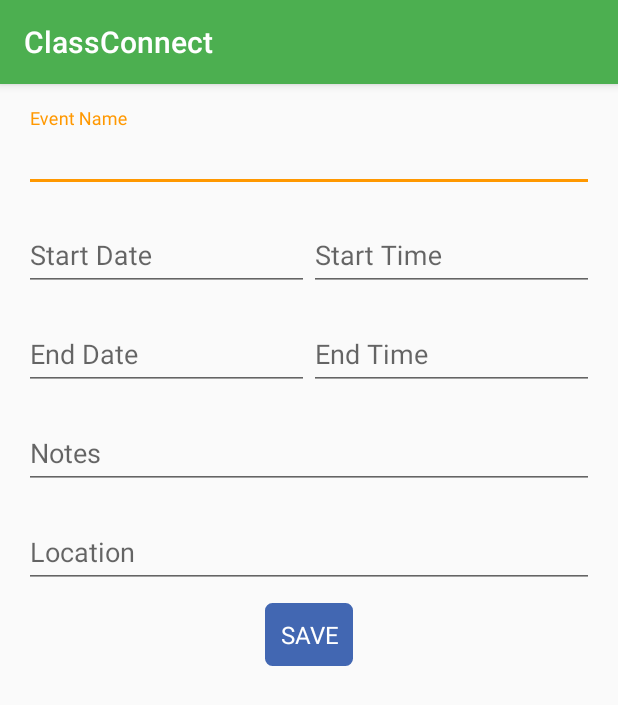
After one commit to class-connect/ClassConnect, an Android app: the NewEventActivity screen opened directly, with no data from a screen before it, on a phone screen of 412 x 824 dp. The commit adds this screen. Shown: the top 705 px of the screen. Run offline under Robolectric (Android 15) with nearby library versions, the phone set to English and light mode, and no system bars; our stand-ins replace ButterKnife; libraries missing offline, so code that uses them is left out: com.parse; 1 statement that could not run was skipped.

Commit message:
- Added new event activity - Temporarily created a menu item to test the new event activity - Integrated Google PlacePicker UI to get the address - Used TextInoutLayout to wrap all the edit text fields in new class, new student layouts

```diff
--- a/app/build.gradle
+++ b/app/build.gradle
@@ -53,4 +53,6 @@ dependencies {
     compile 'com.parse:parse-android:1.13.0'
     compile 'com.parse:parseinterceptors:0.0.2'
     compile 'uk.co.chrisjenx:calligraphy:2.2.0'
+    compile 'com.google.android.gms:play-services-maps:9.0.2'
+    compile 'com.google.android.gms:play-services-location:9.0.2'
 }
--- a/app/src/main/java/com/codepath/classconnect/ClassConnectApplication.java
+++ b/app/src/main/java/com/codepath/classconnect/ClassConnectApplication.java
@@ -3,6 +3,7 @@ package com.codepath.classconnect;
 import android.app.Application;
 
 import com.codepath.classconnect.models.AppUser;
+import com.codepath.classconnect.models.Event;
 import com.codepath.classconnect.models.Klass;
 import com.codepath.classconnect.models.KlassRegistration;
 import com.codepath.classconnect.models.Message;
@@ -24,6 +25,7 @@ public class ClassConnectApplication extends Application {
         ParseObject.registerSubclass(Klass.class);
         ParseObject.registerSubclass(Student.class);
         ParseObject.registerSubclass(Message.class);
+        ParseObject.registerSubclass(Event.class);
         ParseObject.registerSubclass(KlassRegistration.class);
 
         Parse.enableLocalDatastore(getApplicationContext());
--- a/app/src/main/java/com/codepath/classconnect/models/Klass.java
+++ b/app/src/main/java/com/codepath/classconnect/models/Klass.java
@@ -1,6 +1,7 @@
 package com.codepath.classconnect.models;
 
 import com.parse.FindCallback;
+import com.parse.GetCallback;
 import com.parse.ParseClassName;
 import com.parse.ParseObject;
 import com.parse.ParseQuery;
@@ -76,11 +77,10 @@ public class Klass extends ParseObject {
         return teacher != null ? teacher.getProfileUrl() : null;
     }
 
-    public static void findByObjectId(String objectId, FindCallback<Klass> callback) {
+    public static void findByObjectId(String objectId, GetCallback<Klass> callback) {
         ParseQuery<Klass> query = ParseQuery.getQuery(Klass.class);
-        query.whereEqualTo("objectId", objectId);
         query.include(KEY_TEACHER);
-        query.findInBackground(callback);
+        query.getInBackground(objectId, callback);
     }
 
     public static void findByCode(String code, FindCallback<Klass> callback) {
--- /dev/null
+++ b/app/src/main/res/layout/activity_new_event.xml
@@ -0,0 +1,170 @@
+<?xml version="1.0" encoding="utf-8"?>
+<RelativeLayout
+    xmlns:android="http://schemas.android.com/apk/res/android"
+    xmlns:tools="http://schemas.android.com/tools"
+    android:layout_width="match_parent"
+    android:layout_height="match_parent"
+    android:paddingBottom="@dimen/activity_vertical_margin"
+    android:paddingLeft="@dimen/activity_horizontal_margin"
+    android:paddingRight="@dimen/activity_horizontal_margin"
+    android:paddingTop="@dimen/activity_vertical_margin"
+    tools:context="com.codepath.classconnect.activities.NewEventActivity">
+
+    <android.support.design.widget.TextInputLayout
+        android:id="@+id/eventNameWrapper"
+        android:layout_width="wrap_content"
+        android:layout_height="wrap_content"
+        android:layout_alignParentEnd="true"
+        android:layout_alignParentLeft="true"
+        android:layout_alignParentRight="true"
+        android:layout_alignParentStart="true"
+        android:layout_alignParentTop="true"
+        android:layout_marginBottom="10dp"
+        android:hint="@string/hint_event_name"
+        >
+
+        <EditText
+            android:id="@+id/etEventName"
+            android:layout_width="match_parent"
+            android:layout_height="match_parent"
+            />
+    </android.support.design.widget.TextInputLayout>
+
+    <LinearLayout
+        android:id="@+id/llStart"
+        android:layout_width="match_parent"
+        android:layout_height="wrap_content"
+        android:layout_below="@+id/eventNameWrapper"
+        android:layout_marginBottom="10dp"
+        android:orientation="horizontal"
+        >
+
+        <android.support.design.widget.TextInputLayout
+            android:id="@+id/startDateWrapper"
+            android:layout_width="match_parent"
+            android:layout_height="wrap_content"
+            android:layout_weight="1"
+            android:hint="@string/hint_start_date"
+            >
+
+            <EditText
+                android:id="@+id/etStartDate"
+                android:layout_width="match_parent"
+                android:layout_height="match_parent"
+                android:inputType="date"
+                android:onClick="showDatePickerDialog"
+                />
+        </android.support.design.widget.TextInputLayout>
+
+        <android.support.design.widget.TextInputLayout
+            android:id="@+id/startTimeWrapper"
+            android:layout_width="match_parent"
+            android:layout_height="wrap_content"
+            android:layout_weight="1"
+            android:hint="@string/hint_start_time"
+            >
+
+            <EditText
+                android:id="@+id/etStartTime"
+                android:layout_width="match_parent"
+                android:layout_height="match_parent"
+                android:inputType="time"
+                />
+        </android.support.design.widget.TextInputLayout>
+    </LinearLayout>
+
+    <LinearLayout
+        android:id="@+id/llEnd"
+        android:layout_width="match_parent"
+        android:layout_height="wrap_content"
+        android:layout_below="@+id/llStart"
+        android:layout_marginBottom="10dp"
+        android:orientation="horizontal"
+        >
+
+        <android.support.design.widget.TextInputLayout
+            android:id="@+id/endDateWrapper"
+            android:layout_width="match_parent"
+            android:layout_height="wrap_content"
+            android:layout_weight="1"
+            android:hint="@string/hint_end_date"
+            >
+
+            <EditText
+                android:id="@+id/etEndDate"
+                android:layout_width="match_parent"
+                android:layout_height="match_parent"
+                android:inputType="date"
+                android:onClick="showDatePickerDialog"
+                />
+        </android.support.design.widget.TextInputLayout>
+
+        <android.support.design.widget.TextInputLayout
+            android:id="@+id/endTimeWrapper"
+            android:layout_width="match_parent"
+            android:layout_height="wrap_content"
+            android:layout_weight="1"
+            android:hint="@string/hint_end_time"
+            >
+
+            <EditText
+                android:id="@+id/etEndTime"
+                android:layout_width="match_parent"
+                android:layout_height="match_parent"
+                android:inputType="time"
+                />
+        </android.support.design.widget.TextInputLayout>
+    </LinearLayout>
+
+    <android.support.design.widget.TextInputLayout
+        android:id="@+id/notesWrapper"
+        android:layout_width="wrap_content"
+        android:layout_height="wrap_content"
+        android:layout_alignParentEnd="true"
+        android:layout_alignParentLeft="true"
+        android:layout_alignParentRight="true"
+        android:layout_alignParentStart="true"
+        android:layout_below="@+id/llEnd"
+        android:layout_marginBottom="10dp"
+        android:hint="@string/hint_notes"
+        >
+
+        <EditText
+            android:id="@+id/etNotes"
+            android:layout_width="match_parent"
+            android:layout_height="match_parent"
+            />
+    </android.support.design.widget.TextInputLayout>
+
+    <android.support.design.widget.TextInputLayout
+        android:id="@+id/locationWrapper"
+        android:layout_width="wrap_content"
+        android:layout_height="wrap_content"
+        android:layout_alignParentEnd="true"
+        android:layout_alignParentLeft="true"
+        android:layout_alignParentRight="true"
+        android:layout_alignParentStart="true"
+        android:layout_below="@+id/notesWrapper"
+        android:layout_marginBottom="10dp"
+        android:hint="@string/hint_location"
+        >
+
+        <EditText
+            android:id="@+id/etLocation"
+            android:layout_width="match_parent"
+            android:layout_height="match_parent"
+            android:onClick="showPlacePicker"
+            />
+    </android.support.design.widget.TextInputLayout>
+
+    <Button
+        android:id="@+id/btSave"
+        android:layout_width="wrap_content"
+        android:layout_height="wrap_content"
+        android:layout_centerHorizontal="true"
+        android:layout_below="@+id/locationWrapper"
+        android:onClick="saveEvent"
+        android:text="@string/label_save"
+        />
+
+</RelativeLayout>
--- a/app/src/main/res/values/strings.xml
+++ b/app/src/main/res/values/strings.xml
@@ -7,10 +7,18 @@
     <string name="classes">Classes</string>
     <string name="add_class">Add Class</string>
     <string name="add_student">Add Student</string>
+    <string name="add_event">New Event</string>
     <string name="first_name">First Name</string>
     <string name="last_name">Last Name</string>
     <string name="label_save">SAVE</string>
     <string name="teacher_name">Teacher\'s Name</string>
     <string name="student_name">Student\'s Name</string>
     <string name="class_code">Class Secret Code</string>
+    <string name="hint_event_name">Event Name</string>
+    <string name="hint_start_date">Start Date</string>
+    <string name="hint_start_time">Start Time</string>
+    <string name="hint_end_date">End Date</string>
+    <string name="hint_end_time">End Time</string>
+    <string name="hint_notes">Notes</string>
+    <string name="hint_location">Location</string>
 </resources>
```
Also changed, not shown: app/src/main/AndroidManifest.xml (+16 -9 lines), app/src/main/java/com/codepath/classconnect/activities/ClassActivity.java (+6 -1 lines), app/src/main/java/com/codepath/classconnect/activities/NewEventActivity.java (added, +175 -0 lines), app/src/main/java/com/codepath/classconnect/fragments/DatePickerFragment.java (added, +39 -0 lines), app/src/main/java/com/codepath/classconnect/models/Event.java (added, +99 -0 lines), app/src/main/res/layout/activity_new_class.xml (+47 -24 lines), app/src/main/res/layout/activity_new_student.xml (+33 -17 lines), app/src/main/res/menu/menu_class.xml (+10 -0 lines).
